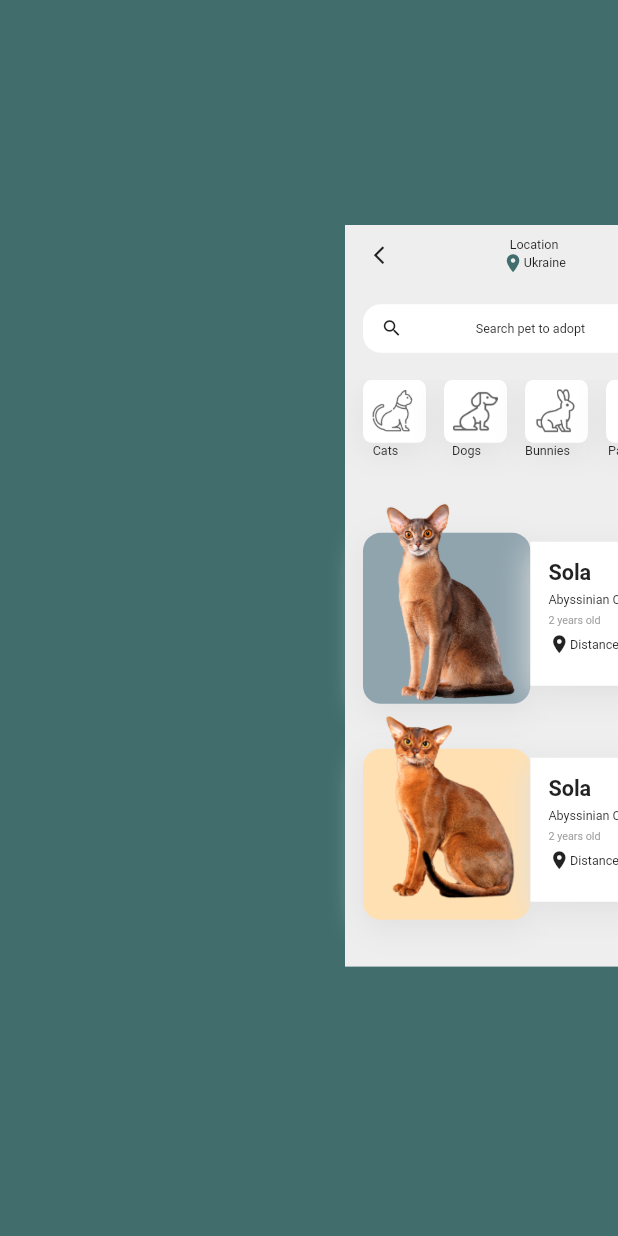
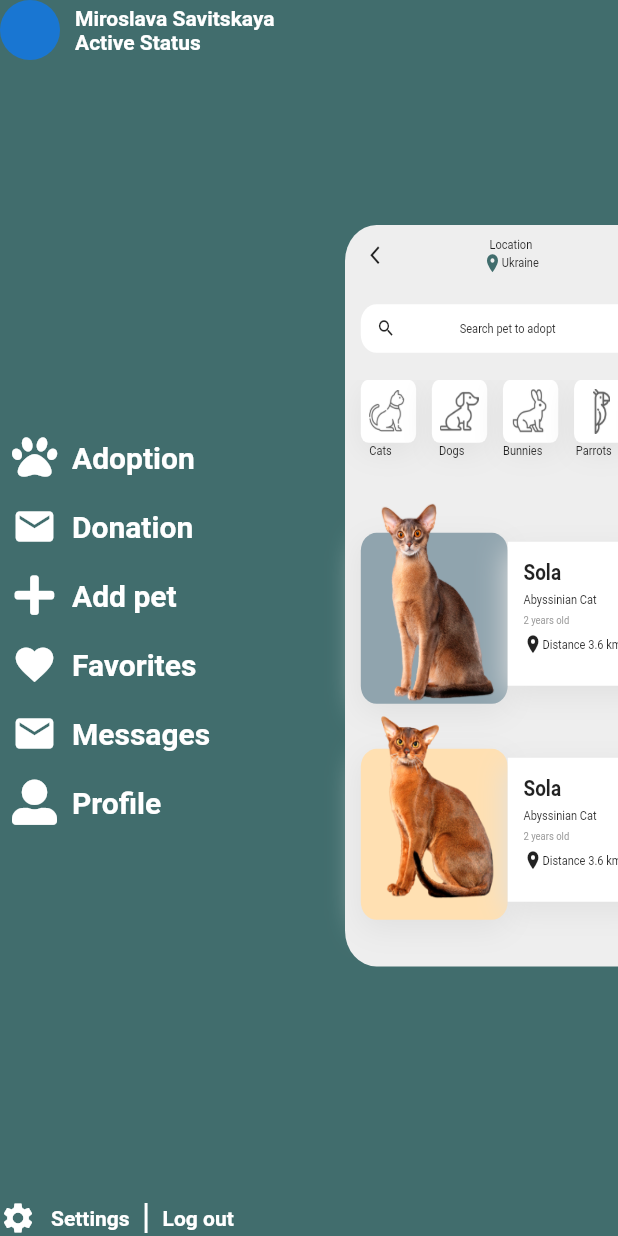
Before and after one commit to ajaygujja/Pet-App, a Flutter app: the screen it shows after launch, after a tap on the "menu" icon, on a phone screen of 412 x 824 dp. Run offline on Flutter 3.47's test engine with Material 2 defaults, Android fonts, the phone set to English and light mode, and no system bars; our stand-ins replace font_awesome_flutter.

Commit message:
Drawers Implementation

```diff
--- a/lib/drawer_screen.dart
+++ b/lib/drawer_screen.dart
@@ -13,6 +13,55 @@ class _DrawerScreenState extends State<DrawerScreen> {
   Widget build(BuildContext context) {
     return Container(
       color: primaryGreen,
+      child: SafeArea(
+        child: Column(
+           mainAxisAlignment: MainAxisAlignment.spaceBetween,
+           children: [
+
+          Row(
+            children: [
+              const CircleAvatar(),
+              const SizedBox(width: 10,),
+                Column(
+                  crossAxisAlignment: CrossAxisAlignment.start,
+                  children:const  [
+                    Text('Miroslava Savitskaya',style: TextStyle(color: Colors.white,fontWeight: FontWeight.bold),),
+                    Text('Active Status',style: TextStyle(color: Colors.white,fontWeight: FontWeight.bold))
+                  ],
+                )
+            ],
+          ),
+            Column(
+            children: drawerItems.map((element) => Padding(
+              padding: const EdgeInsets.all(8.0),
+              child: Row(
+                children: [
+                  Icon(element['icon'],color: Colors.white,size: 30,),
+                  const SizedBox(width: 10,),
+                  Text(element['title'],style: const TextStyle(color: Colors.white,fontWeight: FontWeight.bold,fontSize: 20))
+                ],
+
+              ),
+            )).toList(),
+          ),
+
+           Row(
+            children: [
+              const Icon(Icons.settings,color: Colors.white,),
+              const SizedBox(width: 10,),
+              const Text('Settings',style:TextStyle(color: Colors.white,fontWeight: FontWeight.bold),),
+              const SizedBox(width: 10,),
+              Container(width: 2,height: 20,color: Colors.white,),
+              const SizedBox(width: 10,),
+              const Text('Log out',style:TextStyle(color: Colors.white,fontWeight: FontWeight.bold),)
+
+
+            ],
+
+          )
+
+        ],),
+      ),
     );
   }
 }
--- a/lib/home_screen.dart
+++ b/lib/home_screen.dart
@@ -19,9 +19,13 @@ class _HomeScreenState extends State<HomeScreen> {
   Widget build(BuildContext context) {
     return AnimatedContainer(
       transform: Matrix4.translationValues(xOffset, yOffset, 0)
-        ..scale(scaleFactor),
+        ..scale(scaleFactor)..rotateY(isDrawerOpen ? -0.5:0),
       duration: const Duration(milliseconds: 250),
-      color: Colors.grey[200],
+
+      decoration: BoxDecoration(
+        color: Colors.grey[200],
+        borderRadius: BorderRadius.circular(isDrawerOpen ? 40: 0)
+      ),
       child: ListView(
         children: [
           Column(
```
